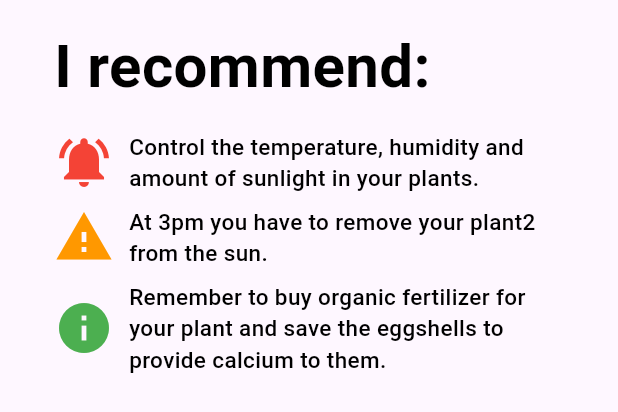
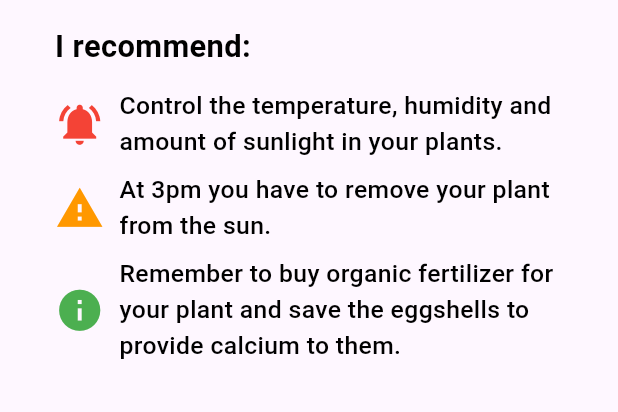
Before and after one commit to LosChiferos-WS71/ztech-mobile-application, a Flutter app: the RecommendationComponent widget shown alone on an empty page, opened directly, on a phone screen of 412 x 824 dp. Shown: the top 412 px of the screen. Run offline on Flutter 3.47's test engine with Material 3 defaults, Android fonts, the phone set to English and light mode, and no system bars; our stand-ins replace syncfusion_flutter_charts; network calls fail.

Commit message:
Update Flowerpot Info

```diff
--- a/lib/loan/presentation/widgets/flowerpot_recomendation.dart
+++ b/lib/loan/presentation/widgets/flowerpot_recomendation.dart
@@ -5,9 +5,12 @@ class RecommendationComponent extends StatelessWidget {
 
   @override
   Widget build(BuildContext context) {
+    // Get screen width
+    double screenWidth = MediaQuery.of(context).size.width;
+
     return Container(
-      margin: const EdgeInsets.symmetric(horizontal: 20, vertical: 0),
-      padding: const EdgeInsets.all(16),
+      margin: EdgeInsets.symmetric(horizontal: screenWidth * 0.05, vertical: 0),
+      padding: EdgeInsets.all(16),
       decoration: BoxDecoration(
         color: Colors.transparent,
         borderRadius: BorderRadius.circular(12),
@@ -15,41 +18,41 @@ class RecommendationComponent extends StatelessWidget {
       child: Column(
         crossAxisAlignment: CrossAxisAlignment.start,
         children: [
-          const Text("I recommend:",
+          Text("I recommend:",
               style: TextStyle(
-                  fontSize: 40,
+                  fontSize: screenWidth * 0.05, // Adjust font size
                   fontWeight: FontWeight.bold,
                   color: Colors.black)),
-          const SizedBox(height: 10),
+          SizedBox(height: 10),
           recommendationItem(
               Icons.notifications_active,
               "Control the temperature, humidity and amount of sunlight in your plants.",
-              Colors.red),
+              Colors.red, screenWidth),
           recommendationItem(
               Icons.warning,
-              "At 3pm you have to remove your plant2 from the sun.",
-              Colors.orange),
+              "At 3pm you have to remove your plant from the sun.",
+              Colors.orange, screenWidth),
           recommendationItem(
               Icons.info,
               "Remember to buy organic fertilizer for your plant and save the eggshells to provide calcium to them.",
-              Colors.green),
+              Colors.green, screenWidth),
         ],
       ),
     );
   }
 
-  Widget recommendationItem(IconData icon, String text, Color iconColor) {
+  Widget recommendationItem(IconData icon, String text, Color iconColor, double screenWidth) {
     return Padding(
-      padding: const EdgeInsets.symmetric(vertical: 4),
+      padding: EdgeInsets.symmetric(vertical: 4),
       child: Row(
         children: [
-          Icon(icon, color: iconColor, size: 40),
-          const SizedBox(width: 10),
+          Icon(icon, color: iconColor, size: screenWidth * 0.08), // Adjust icon size
+          SizedBox(width: 10),
           Expanded(
             child: Text(
               text,
-              style: const TextStyle(
-                  fontSize: 15,
+              style: TextStyle(
+                  fontSize: screenWidth * 0.04, // Adjust text size
                   color: Colors.black,
                   fontWeight: FontWeight.w500),
             ),
--- a/lib/main.dart
+++ b/lib/main.dart
@@ -11,7 +11,6 @@ import 'package:ztech_mobile_application/profile/presentation/views/register_scr
 import 'package:ztech_mobile_application/profile/presentation/views/splash_screen.dart';
 import 'package:ztech_mobile_application/profile/presentation/views/welcome_screen.dart';
 import 'package:ztech_mobile_application/profile/presentation/views/login_screen.dart';
-import 'package:ztech_mobile_application/profile/presentation/views/home_screen.dart';
 import 'package:ztech_mobile_application/pot/presentation/views/flowerpot_detail_screen.dart';
 import 'package:ztech_mobile_application/profile/presentation/views/profile_screen.dart';
 import 'package:ztech_mobile_application/profile/presentation/views/edit_profile_screen.dart';
```
Also changed, not shown: lib/pot/presentation/widgets/flowerpot_info.dart (+35 -33 lines).
